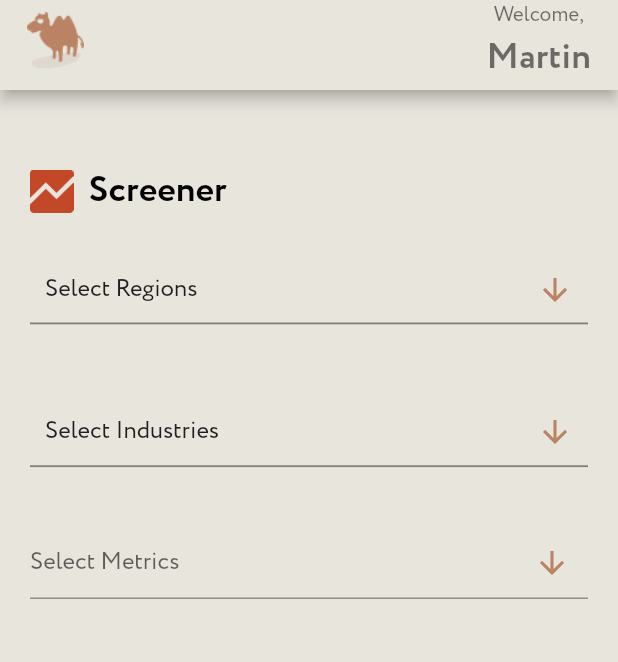
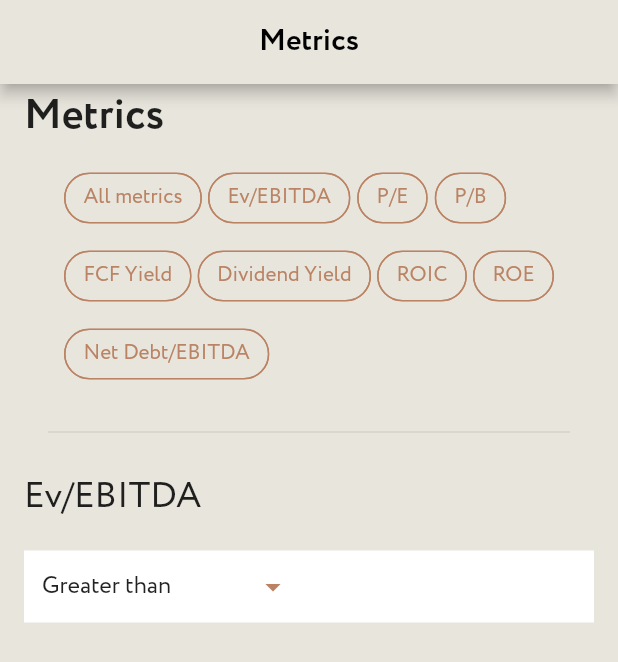
Before and after one commit to vgne/hasimo, a Flutter app: the screen it shows after launch, on a phone screen of 412 x 824 dp. Shown: the top 662 px of the screen. Run offline on Flutter 3.47's test engine with Material 2 defaults, Android fonts, the light colour scheme and no system bars; drawn by our look-alikes of multi_select_flutter; our stand-ins replace bloc, email_validator, equatable, firebase_auth, firebase_core, flutter_bloc and 2 more; accounts and stored records are empty.

Commit message:
Ev/EBITDA

```diff
--- a/lib/presentation/app.dart
+++ b/lib/presentation/app.dart
@@ -2,6 +2,7 @@ import 'package:flutter/material.dart';
 import 'package:flutter_bloc/flutter_bloc.dart';
 import 'package:hasimo/bloc/authentication/auth_bloc.dart';
 import 'package:hasimo/data/repositories/auth_repository.dart';
+import 'package:hasimo/presentation/screens/metrics_screen.dart';
 import 'package:hasimo/presentation/screens/screener_screen.dart';
 import '../presentation/screens/sign_in_screen.dart';
 import '../constants/constants.dart';
@@ -19,7 +20,7 @@ class HasimoApp extends StatelessWidget {
             const MaterialColor(0xFFE8E5DD, kMaterialBackgroundColorCodes),
         fontFamily: 'Circe',
       ),
-      home: const ScreenerScreen(),
+      home: const MetricsScreen(),
     );
     // return RepositoryProvider(
     //   create: (context) => AuthRepository(),
--- /dev/null
+++ b/lib/presentation/screens/metrics_screen.dart
@@ -0,0 +1,241 @@
+import 'package:flutter/material.dart';
+import '../../constants/constants.dart';
+
+class MetricsScreen extends StatefulWidget {
+  const MetricsScreen({Key? key}) : super(key: key);
+
+  @override
+  State<MetricsScreen> createState() => _MetricsScreenState();
+}
+
+class _MetricsScreenState extends State<MetricsScreen> {
+  String dropdownValue = 'Greater than';
+  @override
+  Widget build(BuildContext context) {
+    return Scaffold(
+      appBar: AppBar(
+        title: Center(
+          child: Padding(
+            padding: const EdgeInsets.all(8.0),
+            child: const Text(
+              'Metrics',
+              style: TextStyle(fontWeight: FontWeight.bold),
+            ),
+          ),
+        ),
+        //centerTitle: false,
+      ),
+      backgroundColor: kBackgroundColor,
+      body: SafeArea(
+        child: Padding(
+          padding: const EdgeInsets.symmetric(horizontal: 16.0),
+          child: Column(
+            children: [
+              Row(
+                children: [
+                  Row(
+                    children: const [
+                      Text(
+                        'Metrics',
+                        style: TextStyle(
+                            fontSize: 28, fontWeight: FontWeight.bold),
+                      ),
+                    ],
+                  ),
+                ],
+              ),
+              const SizedBox(
+                height: 9.0,
+              ),
+              const MultiSelectChip(
+                metricsList: metricsList,
+              ),
+              const SizedBox(
+                height: 18.0,
+              ),
+              const Padding(
+                padding: EdgeInsets.symmetric(horizontal: 16.0),
+                child: Divider(),
+              ),
+              const SizedBox(
+                height: 18.0,
+              ),
+              Column(
+                children: [
+                  Row(
+                    mainAxisAlignment: MainAxisAlignment.start,
+                    children: const [
+                      Text(
+                        'Ev/EBITDA',
+                        style: TextStyle(fontSize: 24),
+                        textAlign: TextAlign.left,
+                      ),
+                    ],
+                  ),
+                  const SizedBox(
+                    height: 18,
+                  ),
+                  Row(
+                    mainAxisAlignment: MainAxisAlignment.start,
+                    children: [
+                      Expanded(
+                        child: DropdownButtonFormField(
+                          decoration: const InputDecoration(
+                            enabledBorder: InputBorder.none,
+                            // focusedBorder: OutlineInputBorder(
+                            //   borderSide: BorderSide(color: kChipColor)
+                            // ),
+                            filled: true,
+                            fillColor: Colors.white,
+                          //  contentPadding: EdgeInsets.all(0.0),
+                          ),
+                          isExpanded: true,
+                          value: dropdownValue,
+                          iconEnabledColor: kChipColor,
+                          items: <String>[
+                              'Greater than',
+                              'Less than',
+                              'Equals',
+                              'Between',
+                            ].map<DropdownMenuItem<String>>((String value) {
+                              return DropdownMenuItem<String>(
+                                value: value,
+                                child: Text(value),
+                              );
+                            }).toList(),
+                          onChanged: (String? newValue) {
+                            setState(() {
+                              dropdownValue = newValue!;
+                            });
+                          },
+                        ),
+                      ),
+                      const Expanded(
+                        child: TextField(
+                          decoration: InputDecoration(
+                            border: InputBorder.none,
+                            filled: true,
+                            fillColor: Colors.white,
+                          ),
+                        ),
+                      ),
+                    ],
+                  ),
+                  const SizedBox(
+                    height: 18.0,
+                  )
+                ],
+              )
+            ],
+          ),
+        ),
+      ),
+    );
+  }
+}
+
+const List<String> metricsList = [
+  "All metrics",
+  "Ev/EBITDA",
+  "P/E",
+  "P/B",
+  "FCF Yield",
+  "Dividend Yield",
+  "ROIC",
+  "ROE",
+  "Net Debt/EBITDA",
+];
+
+class MultiSelectChip extends StatefulWidget {
+  // const MultiSelectChip({Key? key}) : super(key: key);
+  final List<String> metricsList;
+  // final Function(List<String>) onSelectionChanged;
+  const MultiSelectChip(
+      {required this.metricsList,
+      //    required this.onSelectionChanged,
+      Key? key})
+      : super(key: key);
+
+  @override
+  State<MultiSelectChip> createState() => _MultiSelectChipState();
+}
+
+class _MultiSelectChipState extends State<MultiSelectChip> {
+  //String selectedChoice = "";
+  List<String> selectedChoices = [];
+  Color labelColor = kChipColor;
+  // this function will build and return the choice list
+  _buildChoiceList() {
+    List<Widget> choices = [];
+
+    for (var item in widget.metricsList) {
+      choices.add(Container(
+        padding: const EdgeInsets.all(2.0),
+        child: ChoiceChip(
+          label: Text(item),
+          labelStyle: TextStyle(
+              color:
+                  selectedChoices.contains(item) ? Colors.white : kChipColor),
+          backgroundColor: kBackgroundColor,
+          side: const BorderSide(width: 1.0, color: kChipColor),
+          selected: selectedChoices.contains(item),
+          selectedColor: kChipColor,
+          onSelected: (selected) {
+            setState(() {
+              selectedChoices.contains(item)
+                  ? selectedChoices.remove(item)
+                  : selectedChoices.add(item);
+              print(item.toString() + " " + selected.toString());
+              //  widget.onSelectionChanged(selectedChoices);
+            });
+          },
+        ),
+      ));
+    }
+    return choices;
+  }
+
+  @override
+  Widget build(BuildContext context) {
+    return Wrap(
+      children: _buildChoiceList(),
+    );
+  }
+}
+
+class DropDownWidget extends StatefulWidget {
+  const DropDownWidget({Key? key}) : super(key: key);
+
+  @override
+  State<DropDownWidget> createState() => _DropDownWidgetState();
+}
+
+class _DropDownWidgetState extends State<DropDownWidget> {
+  String dropdownValue = 'Greater than';
+
+  @override
+  Widget build(BuildContext context) {
+    return DropdownButton<String>(
+      value: dropdownValue,
+      icon: const Icon(Icons.arrow_downward),
+      elevation: 16,
+      style: const TextStyle(color: Colors.deepPurple),
+      underline: Container(
+        height: 2,
+        color: Colors.deepPurpleAccent,
+      ),
+      onChanged: (String? newValue) {
+        setState(() {
+          dropdownValue = newValue!;
+        });
+      },
+      items: <String>['Greater than', 'Two', 'Three', 'Four']
+          .map<DropdownMenuItem<String>>((String value) {
+        return DropdownMenuItem<String>(
+          value: value,
+          child: Text(value),
+        );
+      }).toList(),
+    );
+  }
+}
```
Also changed, not shown: lib/constants/constants.dart (line endings or trailing spaces).
